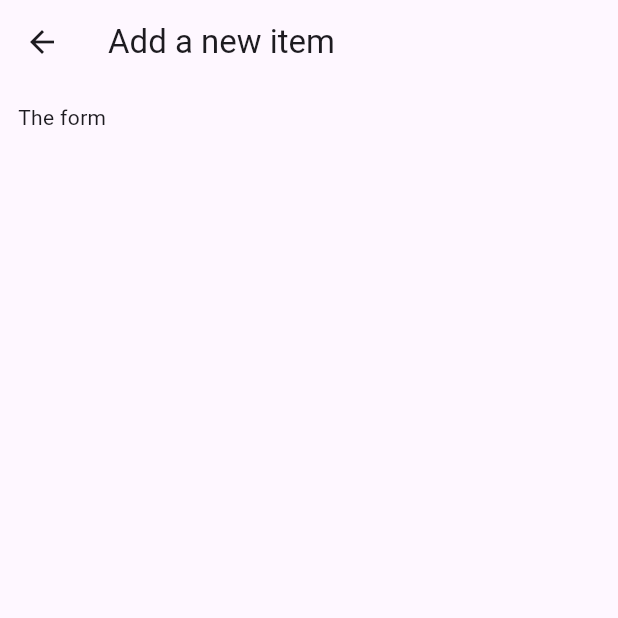
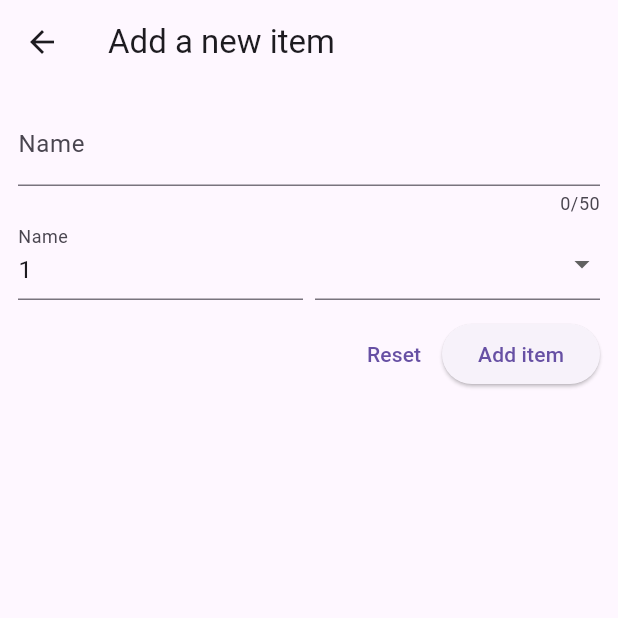
Before and after one commit to pulpetto/Shopping-List, a Flutter app: the NewItem screen opened directly, on a phone screen of 412 x 824 dp, the top half of it. Run offline on Flutter 3.47's test engine with Material 3 defaults, Android fonts, the phone set to English and light mode, and no system bars.

Commit message:
add layout

```diff
--- a/lib/widgets/new_item.dart
+++ b/lib/widgets/new_item.dart
@@ -1,4 +1,5 @@
 import 'package:flutter/material.dart';
+import 'package:shopping_list/data/categories.dart';
 
 class NewItem extends StatefulWidget {
   const NewItem({super.key});
@@ -16,7 +17,77 @@ class _NewItemState extends State<NewItem> {
       ),
       body: Padding(
         padding: EdgeInsets.all(12),
-        child: Text('The form'),
+        child: Form(
+          child: Column(
+            children: [
+              TextFormField(
+                maxLength: 50,
+                decoration: InputDecoration(
+                  label: Text('Name'),
+                ),
+                validator: (value) {
+                  return 'Demo...';
+                },
+              ),
+              Row(
+                crossAxisAlignment: CrossAxisAlignment.end,
+                children: [
+                  Expanded(
+                    child: TextFormField(
+                      decoration: InputDecoration(
+                        label: Text('Name'),
+                      ),
+                      initialValue: '1',
+                    ),
+                  ),
+                  SizedBox(
+                    width: 8,
+                  ),
+                  Expanded(
+                    child: DropdownButtonFormField(
+                      items: [
+                        for (final category in categories.entries)
+                          DropdownMenuItem(
+                            value: category.value,
+                            child: Row(
+                              children: [
+                                Container(
+                                  width: 16,
+                                  height: 16,
+                                  color: category.value.color,
+                                ),
+                                SizedBox(
+                                  width: 6,
+                                ),
+                                Text(category.value.title)
+                              ],
+                            ),
+                          )
+                      ],
+                      onChanged: (value) {},
+                    ),
+                  ),
+                ],
+              ),
+              SizedBox(
+                height: 12,
+              ),
+              Row(
+                mainAxisAlignment: MainAxisAlignment.end,
+                children: [
+                  TextButton(
+                    onPressed: () {},
+                    child: Text('Reset'),
+                  ),
+                  ElevatedButton(
+                    onPressed: () {},
+                    child: Text('Add item'),
+                  ),
+                ],
+              )
+            ],
+          ),
+        ),
       ),
     );
   }
```
